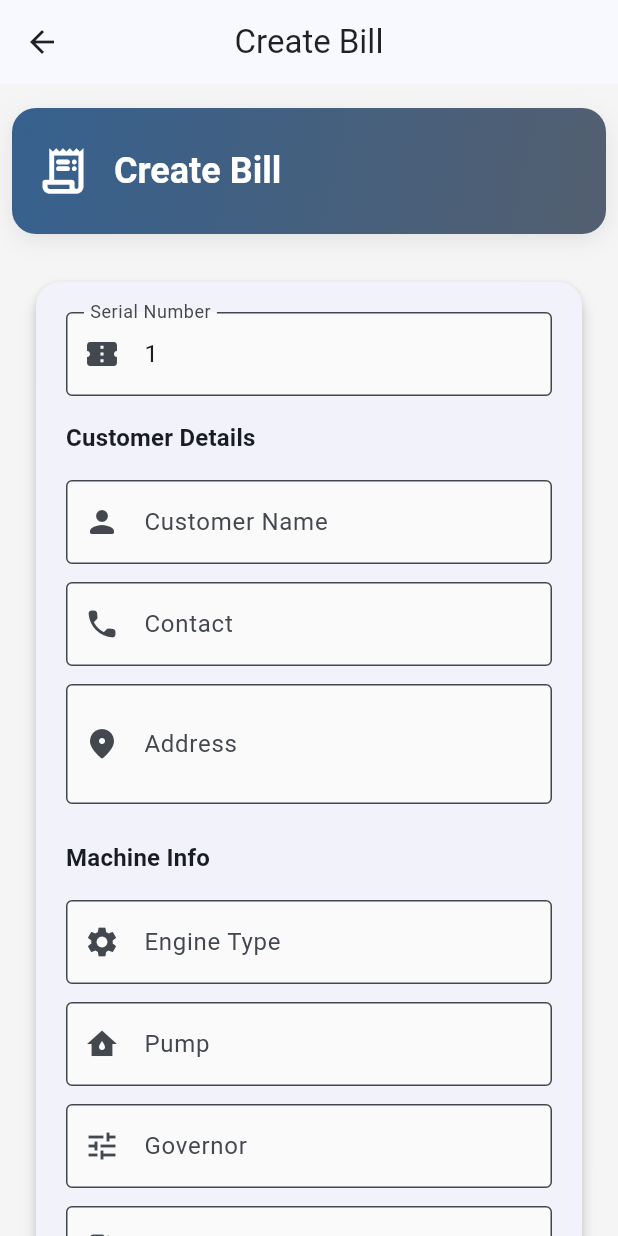
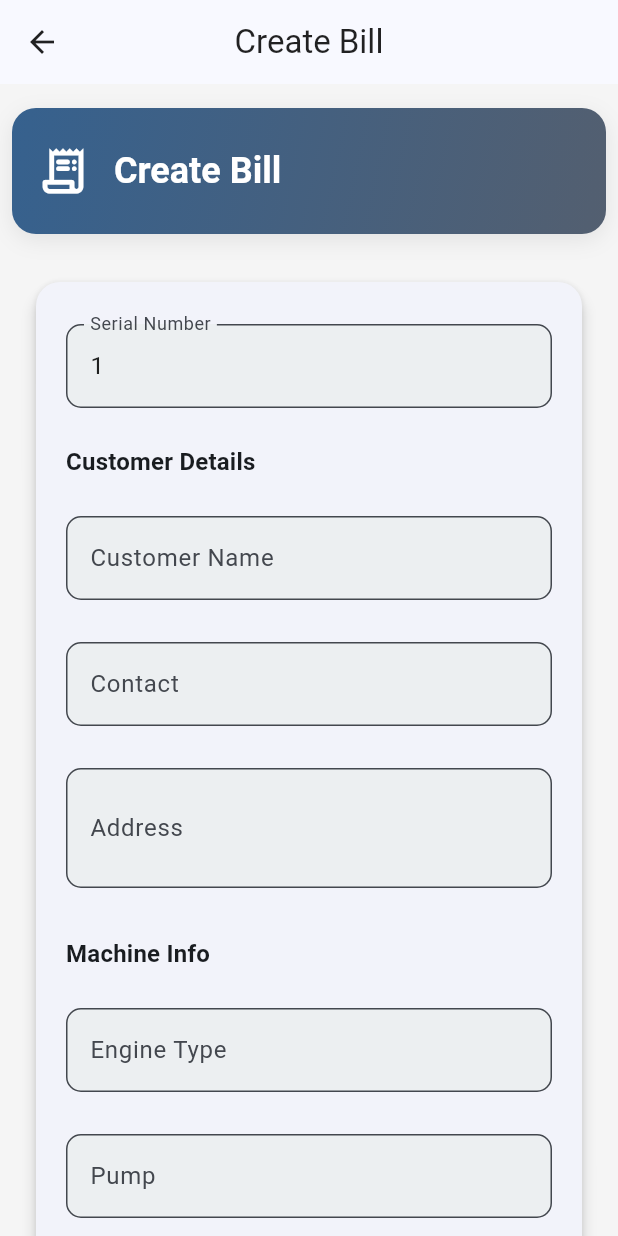
Before and after one commit to 1211-abhishek/Workshop-Billing, a Flutter app: the BillingScreen screen opened directly, on a phone screen of 412 x 824 dp. Run offline on Flutter 3.47's test engine with Material 3 defaults, Android fonts, the phone set to English and light mode, and no system bars; our stand-ins replace cross_file, open_filex, pdf, printing, share_plus, sqflite and 1 more; missing offline and left inert: file_selector; accounts and stored records are empty.

Commit message:
Small ui change in billing screen textfirlds

```diff
--- a/lib/screens/billing_screen.dart
+++ b/lib/screens/billing_screen.dart
@@ -7,6 +7,7 @@ import '../models/billing_history.dart';
 import '../widgets/billing_item_card.dart';
 import 'pdf_invoice_screen.dart';
 import '../responsive_layout.dart';
+import '../widgets/custom_text_field.dart';
 
 class BillingScreen extends StatefulWidget {
   const BillingScreen({super.key});
@@ -19,9 +20,13 @@ class _BillingScreenState extends State<BillingScreen> {
   List<Product> availableProducts = [];
   List<BillingItemData> billingItems = [];
   final TextEditingController customerNameController = TextEditingController();
-  final TextEditingController customerContactController = TextEditingController();
-  final TextEditingController customerAddressController = TextEditingController();
-  final TextEditingController discountController = TextEditingController(text: '0');
+  final TextEditingController customerContactController =
+      TextEditingController();
+  final TextEditingController customerAddressController =
+      TextEditingController();
+  final TextEditingController discountController = TextEditingController(
+    text: '0',
+  );
   final TextEditingController taxController = TextEditingController(text: '0');
   final TextEditingController engineTypeController = TextEditingController();
   final TextEditingController pumpController = TextEditingController();
@@ -54,11 +59,16 @@ class _BillingScreenState extends State<BillingScreen> {
       setState(() {
         availableProducts = products;
         // Initialize billingItems with all products, quantity 0
-        billingItems = products.map((product) => BillingItemData(
+        billingItems =
+            products
+                .map(
+                  (product) => BillingItemData(
                     product: product,
                     quantity: 0,
                     unitPrice: product.sellingPrice,
-        )).toList();
+                  ),
+                )
+                .toList();
         isLoading = false;
       });
     } catch (e) {
@@ -67,9 +77,9 @@ class _BillingScreenState extends State<BillingScreen> {
         isLoading = false;
       });
       if (mounted) {
-        ScaffoldMessenger.of(context).showSnackBar(
-          SnackBar(content: Text('Error loading products: $e')),
-        );
+        ScaffoldMessenger.of(
+          context,
+        ).showSnackBar(SnackBar(content: Text('Error loading products: $e')));
       }
     }
   }
@@ -100,12 +110,20 @@ class _BillingScreenState extends State<BillingScreen> {
     return (subtotal - discountAmount) * taxPercent / 100;
   }
 
-  double get pumpLabourCharge => double.tryParse(pumpLabourController.text) ?? 0.0;
-  double get nozzleLabourCharge => double.tryParse(nozzleLabourController.text) ?? 0.0;
-  double get otherCharges => double.tryParse(otherChargesController.text) ?? 0.0;
+  double get pumpLabourCharge =>
+      double.tryParse(pumpLabourController.text) ?? 0.0;
+  double get nozzleLabourCharge =>
+      double.tryParse(nozzleLabourController.text) ?? 0.0;
+  double get otherCharges =>
+      double.tryParse(otherChargesController.text) ?? 0.0;
 
   double get grandTotal {
-    return subtotal - discountAmount + taxAmount + pumpLabourCharge + nozzleLabourCharge + otherCharges;
+    return subtotal -
+        discountAmount +
+        taxAmount +
+        pumpLabourCharge +
+        nozzleLabourCharge +
+        otherCharges;
   }
 
   Future<void> _generateInvoice() async {
@@ -118,45 +136,84 @@ class _BillingScreenState extends State<BillingScreen> {
     }
 
     try {
-      final invoiceNumber = await DatabaseHelper.instance.generateInvoiceNumber();
+      final invoiceNumber =
+          await DatabaseHelper.instance.generateInvoiceNumber();
       // Only include items with quantity > 0
-      final filteredBillingItems = billingItems.where((item) => item.quantity > 0).toList();
+      final filteredBillingItems =
+          billingItems.where((item) => item.quantity > 0).toList();
       final pumpLabour = double.tryParse(pumpLabourController.text) ?? 0.0;
       final nozzleLabour = double.tryParse(nozzleLabourController.text) ?? 0.0;
       final otherCharges = double.tryParse(otherChargesController.text) ?? 0.0;
-      final subtotal = filteredBillingItems.fold(0.0, (sum, item) => sum + item.totalPrice);
-      final totalAmount = subtotal - discountAmount + taxAmount + pumpLabour + nozzleLabour + otherCharges;
+      final subtotal = filteredBillingItems.fold(
+        0.0,
+        (sum, item) => sum + item.totalPrice,
+      );
+      final totalAmount =
+          subtotal -
+          discountAmount +
+          taxAmount +
+          pumpLabour +
+          nozzleLabour +
+          otherCharges;
       final billingHistory = BillingHistory(
         invoiceNumber: invoiceNumber,
         date: DateTime.now(),
         totalAmount: totalAmount,
         taxAmount: taxAmount,
         discountAmount: discountAmount,
-        customerName: customerNameController.text.isEmpty ? null : customerNameController.text,
-        customerContact: customerContactController.text.isEmpty ? null : customerContactController.text,
-        customerAddress: customerAddressController.text.isEmpty ? null : customerAddressController.text,
-        engineType: engineTypeController.text.isEmpty ? null : engineTypeController.text,
+        customerName:
+            customerNameController.text.isEmpty
+                ? null
+                : customerNameController.text,
+        customerContact:
+            customerContactController.text.isEmpty
+                ? null
+                : customerContactController.text,
+        customerAddress:
+            customerAddressController.text.isEmpty
+                ? null
+                : customerAddressController.text,
+        engineType:
+            engineTypeController.text.isEmpty
+                ? null
+                : engineTypeController.text,
         pump: pumpController.text.isEmpty ? null : pumpController.text,
         serialNumber: serialNumberController.text,
-        governor: governorController.text.isEmpty ? null : governorController.text,
-        feedPump: feedPumpController.text.isEmpty ? null : feedPumpController.text,
-        noozelHolder: noozelHolderController.text.isEmpty ? null : noozelHolderController.text,
-        vehicleNumber: vehicleNumberController.text.isEmpty ? null : vehicleNumberController.text,
-        mechanicName: mechanicNameController.text.isEmpty ? null : mechanicNameController.text,
+        governor:
+            governorController.text.isEmpty ? null : governorController.text,
+        feedPump:
+            feedPumpController.text.isEmpty ? null : feedPumpController.text,
+        noozelHolder:
+            noozelHolderController.text.isEmpty
+                ? null
+                : noozelHolderController.text,
+        vehicleNumber:
+            vehicleNumberController.text.isEmpty
+                ? null
+                : vehicleNumberController.text,
+        mechanicName:
+            mechanicNameController.text.isEmpty
+                ? null
+                : mechanicNameController.text,
         arrivedDate: arrivedDate,
         deliveredDate: deliveredDate,
         billingDate: billingDate,
         pumpLabourCharge: pumpLabour,
         nozzleLabourCharge: nozzleLabour,
         otherCharges: otherCharges,
-        items: filteredBillingItems.map((item) => BillingItem(
+        items:
+            filteredBillingItems
+                .map(
+                  (item) => BillingItem(
                     billingHistoryId: 0,
                     productName: item.product.name,
                     quantity: item.quantity,
                     unitPrice: item.unitPrice,
                     totalPrice: item.totalPrice,
                     unit: item.product.unit,
-        )).toList(),
+                  ),
+                )
+                .toList(),
       );
 
       await DatabaseHelper.instance.insertBillingHistory(billingHistory);
@@ -166,16 +223,15 @@ class _BillingScreenState extends State<BillingScreen> {
       Navigator.push(
         context,
         MaterialPageRoute(
-          builder: (context) => BillPreviewScreen(
-            billingHistory: billingHistory,
-          ),
+          builder:
+              (context) => BillPreviewScreen(billingHistory: billingHistory),
         ),
       );
     } catch (e) {
       if (!mounted) return;
-      ScaffoldMessenger.of(context).showSnackBar(
-        SnackBar(content: Text('Error generating invoice: $e')),
-      );
+      ScaffoldMessenger.of(
+        context,
+      ).showSnackBar(SnackBar(content: Text('Error generating invoice: $e')));
     }
   }
 
@@ -190,15 +246,11 @@ class _BillingScreenState extends State<BillingScreen> {
   @override
   Widget build(BuildContext context) {
     if (isLoading) {
-      return const Scaffold(
-        body: Center(child: CircularProgressIndicator()),
-      );
+      return const Scaffold(body: Center(child: CircularProgressIndicator()));
     }
 
     return Scaffold(
-      appBar: AppBar(
-        title: const Text('Create Bill'),
-      ),
+      appBar: AppBar(title: const Text('Create Bill')),
       body: Container(
         width: double.infinity,
         height: double.infinity,
@@ -271,7 +323,10 @@ class _BillingScreenState extends State<BillingScreen> {
       padding: const EdgeInsets.symmetric(vertical: 24, horizontal: 16),
       decoration: BoxDecoration(
         gradient: LinearGradient(
-          colors: [Theme.of(context).colorScheme.primary, Theme.of(context).colorScheme.secondary],
+          colors: [
+            Theme.of(context).colorScheme.primary,
+            Theme.of(context).colorScheme.secondary,
+          ],
           begin: Alignment.topLeft,
           end: Alignment.bottomRight,
         ),
@@ -314,14 +369,9 @@ class _BillingScreenState extends State<BillingScreen> {
               crossAxisAlignment: CrossAxisAlignment.start,
               children: [
                 // Serial Number at top, read-only
-                TextField(
+                CustomTextField(
                   controller: serialNumberController,
-                  readOnly: true,
-                  decoration: const InputDecoration(
                   labelText: 'Serial Number',
-                    prefixIcon: Icon(Icons.confirmation_number),
-                    border: OutlineInputBorder(),
-                  ),
                 ),
                 const SizedBox(height: 16),
                 Text(
@@ -331,32 +381,20 @@ class _BillingScreenState extends State<BillingScreen> {
                   ),
                 ),
                 const SizedBox(height: 16),
-                TextField(
+                CustomTextField(
                   controller: customerNameController,
-                  decoration: const InputDecoration(
                   labelText: 'Customer Name',
-                    prefixIcon: Icon(Icons.person_rounded),
-                    border: OutlineInputBorder(),
-                  ),
                 ),
                 const SizedBox(height: 12),
-                TextField(
+                CustomTextField(
                   controller: customerContactController,
-                  decoration: const InputDecoration(
                   labelText: 'Contact',
-                    prefixIcon: Icon(Icons.phone_rounded),
-                    border: OutlineInputBorder(),
-                  ),
                   keyboardType: TextInputType.phone,
                 ),
                 const SizedBox(height: 12),
-                TextField(
+                CustomTextField(
                   controller: customerAddressController,
-                  decoration: const InputDecoration(
                   labelText: 'Address',
-                    prefixIcon: Icon(Icons.location_on_rounded),
-                    border: OutlineInputBorder(),
-                  ),
                   maxLines: 2,
                 ),
                 const SizedBox(height: 24),
@@ -367,67 +405,36 @@ class _BillingScreenState extends State<BillingScreen> {
                   ),
                 ),
                 const SizedBox(height: 16),
-                TextField(
+                CustomTextField(
                   controller: engineTypeController,
-                  decoration: const InputDecoration(
                   labelText: 'Engine Type',
-                    prefixIcon: Icon(Icons.settings),
-                    border: OutlineInputBorder(),
-                  ),
                 ),
                 const SizedBox(height: 12),
-                TextField(
-                  controller: pumpController,
-                  decoration: const InputDecoration(
-                    labelText: 'Pump',
-                    prefixIcon: Icon(Icons.water_damage),
-                    border: OutlineInputBorder(),
-                  ),
+                CustomTextField(controller: pumpController, labelText: 'Pump'),
+                const SizedBox(height: 12),
+                CustomTextField(
+                  controller: governorController,
+                  labelText: 'Governor',
                 ),
                 const SizedBox(height: 12),
-                TextField(
-                  controller: governorController,
-                  decoration: const InputDecoration(
-                    labelText: 'Governor',
-                    prefixIcon: Icon(Icons.tune),
-                    border: OutlineInputBorder(),
-                  ),
+                CustomTextField(
+                  controller: feedPumpController,
+                  labelText: 'Feed Pump',
                 ),
                 const SizedBox(height: 12),
-                TextField(
-                  controller: feedPumpController,
-                  decoration: const InputDecoration(
-                    labelText: 'Feed Pump',
-                    prefixIcon: Icon(Icons.local_gas_station),
-                    border: OutlineInputBorder(),
-                  ),
+                CustomTextField(
+                  controller: noozelHolderController,
+                  labelText: 'Noozel Holder',
                 ),
                 const SizedBox(height: 12),
-                TextField(
-                  controller: noozelHolderController,
-                  decoration: const InputDecoration(
-                    labelText: 'Noozel Holder',
-                    prefixIcon: Icon(Icons.handyman),
-                    border: OutlineInputBorder(),
-                  ),
+                CustomTextField(
+                  controller: vehicleNumberController,
+                  labelText: 'Vehicle Number',
                 ),
                 const SizedBox(height: 12),
-                TextField(
-                  controller: vehicleNumberController,
-                  decoration: const InputDecoration(
-                    labelText: 'Vehicle Number',
-                    prefixIcon: Icon(Icons.directions_car),
-                    border: OutlineInputBorder(),
-                  ),
-                ),
-                const SizedBox(height: 12),
-                TextField(
+                CustomTextField(
                   controller: mechanicNameController,
-                  decoration: const InputDecoration(
                   labelText: 'Mechanic Name',
-                    prefixIcon: Icon(Icons.engineering),
-                    border: OutlineInputBorder(),
-                  ),
                 ),
                 const SizedBox(height: 12),
                 Row(
@@ -444,7 +451,8 @@ class _BillingScreenState extends State<BillingScreen> {
                             firstDate: DateTime(2000),
                             lastDate: DateTime(2100),
                           );
-                          if (picked != null) setState(() => arrivedDate = picked);
+                          if (picked != null)
+                            setState(() => arrivedDate = picked);
                         },
                       ),
                     ),
@@ -461,7 +469,8 @@ class _BillingScreenState extends State<BillingScreen> {
                             firstDate: DateTime(2000),
                             lastDate: DateTime(2100),
                           );
-                          if (picked != null) setState(() => deliveredDate = picked);
+                          if (picked != null)
+                            setState(() => deliveredDate = picked);
                         },
                       ),
                     ),
@@ -490,7 +499,12 @@ class _BillingScreenState extends State<BillingScreen> {
     );
   }
 
-  Widget _datePickerField(BuildContext context, {required String label, DateTime? date, required VoidCallback onTap}) {
+  Widget _datePickerField(
+    BuildContext context, {
+    required String label,
+    DateTime? date,
+    required VoidCallback onTap,
+  }) {
     return GestureDetector(
       onTap: onTap,
       child: AbsorbPointer(
@@ -500,7 +514,9 @@ class _BillingScreenState extends State<BillingScreen> {
             prefixIcon: const Icon(Icons.calendar_today),
             border: const OutlineInputBorder(),
           ),
-          controller: TextEditingController(text: date != null ? DateFormat('yyyy-MM-dd').format(date) : ''),
+          controller: TextEditingController(
+            text: date != null ? DateFormat('yyyy-MM-dd').format(date) : '',
+          ),
         ),
       ),
     );
@@ -515,7 +531,8 @@ class _BillingScreenState extends State<BillingScreen> {
         padding: const EdgeInsets.all(16),
         child: SizedBox(
           height: isMobile ? 300 : 700,
-          child: billingItems.isEmpty
+          child:
+              billingItems.isEmpty
                   ? Center(
                     child: Column(
                       mainAxisAlignment: MainAxisAlignment.center,
@@ -528,9 +545,8 @@ class _BillingScreenState extends State<BillingScreen> {
                         const SizedBox(height: 16),
                         Text(
                           'No products available',
-                        style: Theme.of(context).textTheme.titleMedium?.copyWith(
-                          color: Colors.grey.shade600,
-                        ),
+                          style: Theme.of(context).textTheme.titleMedium
+                              ?.copyWith(color: Colors.grey.shade600),
                         ),
                       ],
                     ),
@@ -568,42 +584,27 @@ class _BillingScreenState extends State<BillingScreen> {
             Row(
               children: [
                 Expanded(
-                  child: TextField(
+                  child: CustomTextField(
                     controller: pumpLabourController,
-                    decoration: const InputDecoration(
                     labelText: 'Labour Charge (Pump)',
-                      prefixIcon: Icon(Icons.build),
-                      border: OutlineInputBorder(),
-                    ),
                     keyboardType: TextInputType.number,
-                    onChanged: (_) => setState(() {}),
                   ),
                 ),
                 const SizedBox(width: 12),
                 Expanded(
-                  child: TextField(
+                  child: CustomTextField(
                     controller: nozzleLabourController,
-                    decoration: const InputDecoration(
                     labelText: 'Labour Charge (Nozzle)',
-                      prefixIcon: Icon(Icons.build_circle),
-                      border: OutlineInputBorder(),
-                    ),
                     keyboardType: TextInputType.number,
-                    onChanged: (_) => setState(() {}),
                   ),
                 ),
               ],
             ),
             const SizedBox(height: 12),
-            TextField(
+            CustomTextField(
               controller: otherChargesController,
-              decoration: const InputDecoration(
               labelText: 'Other Charges',
-                prefixIcon: Icon(Icons.attach_money),
-                border: OutlineInputBorder(),
-              ),
               keyboardType: TextInputType.number,
-              onChanged: (_) => setState(() {}),
             ),
             const SizedBox(height: 16),
             Row(
@@ -646,8 +647,7 @@ class _BillingScreenState extends State<BillingScreen> {
               _buildSummaryRow('Other Charges', otherCharges),
             if (discountAmount > 0)
               _buildSummaryRow('Discount', -discountAmount),
-            if (taxAmount > 0)
-              _buildSummaryRow('Tax', taxAmount),
+            if (taxAmount > 0) _buildSummaryRow('Tax', taxAmount),
             const Divider(),
             _buildSummaryRow('Grand Total', grandTotal, isTotal: true),
             const SizedBox(height: 16),
@@ -659,8 +659,13 @@ class _BillingScreenState extends State<BillingScreen> {
                 label: const Text('Generate Invoice'),
                 style: ElevatedButton.styleFrom(
                   padding: const EdgeInsets.symmetric(vertical: 18),
-                  textStyle: const TextStyle(fontSize: 18, fontWeight: FontWeight.bold),
-                  shape: RoundedRectangleBorder(borderRadius: BorderRadius.circular(12)),
+                  textStyle: const TextStyle(
+                    fontSize: 18,
+                    fontWeight: FontWeight.bold,
+                  ),
+                  shape: RoundedRectangleBorder(
+                    borderRadius: BorderRadius.circular(12),
+                  ),
                 ),
               ),
             ),
--- /dev/null
+++ b/lib/widgets/custom_text_field.dart
@@ -0,0 +1,49 @@
+import 'package:flutter/material.dart';
+
+class CustomTextField extends StatelessWidget {
+  final TextEditingController controller;
+  final String labelText;
+  final TextInputType? keyboardType;
+  final bool obscureText;
+  final String? hintText;
+  final int? maxLines;
+
+  const CustomTextField({
+    Key? key,
+    required this.controller,
+    required this.labelText,
+    this.keyboardType,
+    this.obscureText = false,
+    this.hintText,
+    this.maxLines = 1,
+  }) : super(key: key);
+
+  @override
+  Widget build(BuildContext context) {
+    return Padding(
+      padding: const EdgeInsets.symmetric(vertical: 8.0),
+      child: TextField(
+        controller: controller,
+        keyboardType: keyboardType,
+        obscureText: obscureText,
+        maxLines: maxLines,
+        decoration: InputDecoration(
+          labelText: labelText,
+          hintText: hintText,
+          border: OutlineInputBorder(
+            borderRadius: BorderRadius.circular(10.0),
+           // borderSide: const BorderSide(color: Colors.blueAccent, width: 2),
+          ),
+          focusedBorder: OutlineInputBorder(
+            borderRadius: BorderRadius.circular(10.0),
+           // borderSide: const BorderSide(color: Colors.deepPurple, width: 2.5),
+          ),
+          filled: true,
+          fillColor: Colors.blueGrey.shade50,
+          //labelStyle: const TextStyle(fontWeight: FontWeight.bold, color: Colors.deepPurple),
+        ),
+        style: const TextStyle(fontSize: 16, color: Colors.black87),
+      ),
+    );
+  }
+}
```
Lines whose indentation alone changed are shown as unchanged.
